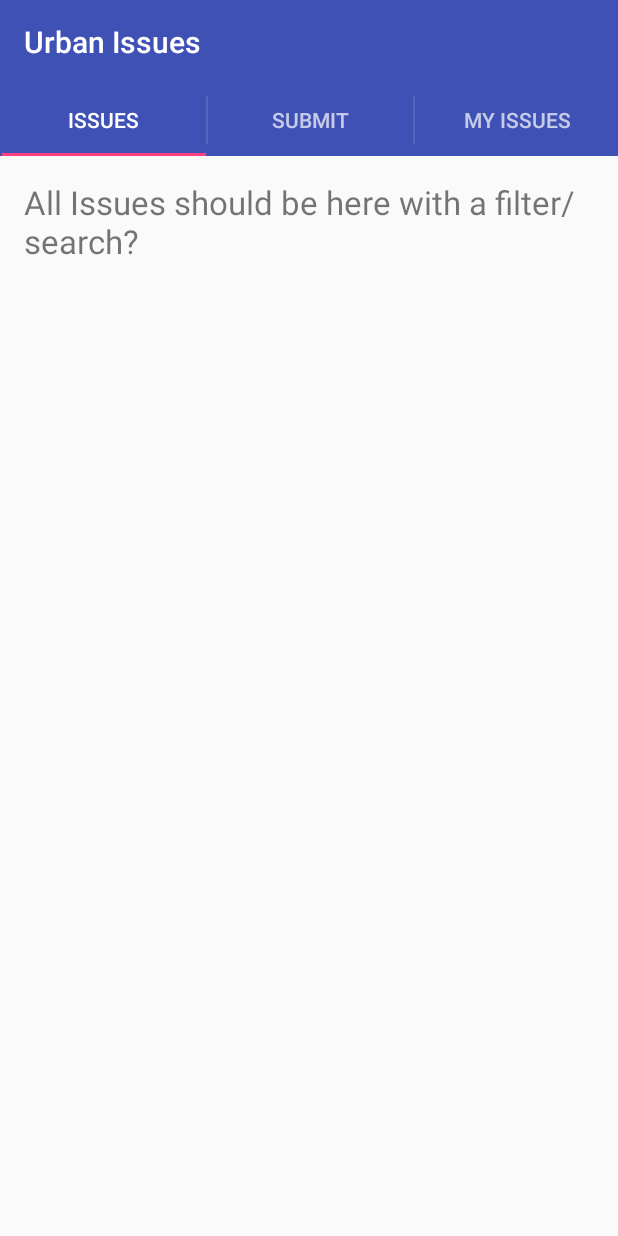
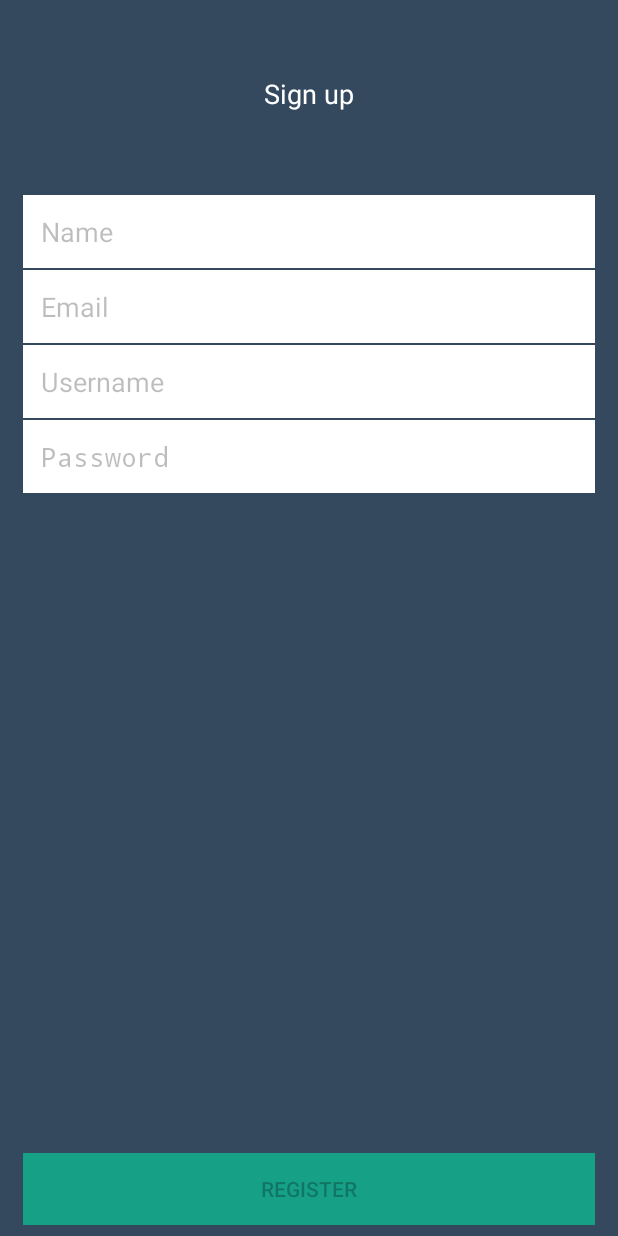
Before and after one commit to 2B-Or-Not-2B-AndroidTeamProject/UrbanIssues, an Android app: the screen it shows after launch (MainActivity before the commit, RegisterActivity after it), on a phone screen of 412 x 824 dp. Run offline under Robolectric (Android 15) with nearby library versions, the phone set to English and light mode, and no system bars; libraries missing offline, so code that uses them is left out: com.telerik.everlive; 5 statements that could not run were skipped.

Commit message:
registration added but not working

```diff
--- a/UrbanIssues/app/src/main/java/com/example/telerik/urbanissues/activities/MainActivity.java
+++ b/UrbanIssues/app/src/main/java/com/example/telerik/urbanissues/activities/MainActivity.java
@@ -1,10 +1,12 @@
 package com.example.telerik.urbanissues.activities;
 
+import android.content.Intent;
 import android.os.Bundle;
 import android.support.v4.view.ViewPager;
 import android.support.v7.app.ActionBar;
 import android.support.v7.app.ActionBar.Tab;
 import android.support.v7.app.AppCompatActivity;
+import android.widget.Toast;
 
 import com.example.telerik.urbanissues.R;
 import com.example.telerik.urbanissues.adapters.TabsPagerAdapter;
@@ -35,6 +37,18 @@ public class MainActivity extends AppCompatActivity implements ActionBar.TabList
 
         initializeSdk();
         getAllEntries();
+
+        Boolean isUserRegistered = getSharedPreferences("PREFERENCE", MODE_PRIVATE)
+                .getBoolean("isUserRegistered", false);
+
+        if (!isUserRegistered) {
+            //show start activity
+
+            startActivity(new Intent(MainActivity.this, RegisterActivity.class));
+            Toast.makeText(MainActivity.this, "User Not Registered", Toast.LENGTH_LONG)
+                    .show();
+        }
+
 
         // Initilization
         viewPager = (ViewPager) findViewById(R.id.pager);
--- /dev/null
+++ b/UrbanIssues/app/src/main/java/com/example/telerik/urbanissues/activities/RegisterActivity.java
@@ -0,0 +1,161 @@
+package com.example.telerik.urbanissues.activities;
+
+import android.app.Activity;
+import android.content.DialogInterface;
+import android.content.Intent;
+import android.os.Bundle;
+import android.text.Editable;
+import android.text.TextWatcher;
+import android.view.View;
+import android.widget.Button;
+import android.widget.EditText;
+
+import com.example.telerik.urbanissues.R;
+import com.example.telerik.urbanissues.models.BaseViewModel;
+import com.example.telerik.urbanissues.models.MyUser;
+import com.telerik.everlive.sdk.core.EverliveApp;
+import com.telerik.everlive.sdk.core.model.system.User;
+import com.telerik.everlive.sdk.core.query.definition.UserSecretInfo;
+import com.telerik.everlive.sdk.core.result.RequestResult;
+import com.telerik.everlive.sdk.core.result.RequestResultCallbackAction;
+
+public class RegisterActivity  extends Activity implements View.OnClickListener {
+
+    EverliveApp myapp2;
+
+    private EditText name;
+    private EditText email;
+    private EditText username;
+    private EditText password;
+    private Button registerButton;
+
+    private User user = new User();
+    private UserSecretInfo secretInfo = new UserSecretInfo();
+
+    @Override
+    protected void onCreate(Bundle savedInstanceState) {
+        super.onCreate(savedInstanceState);
+        setContentView(R.layout.activity_register);
+
+        this.name = (EditText) findViewById(R.id.register_name);
+        MyTextWatcher textWatcher = new MyTextWatcher();
+        this.name.addTextChangedListener(textWatcher);
+
+        this.email = (EditText) findViewById(R.id.register_email);
+        this.email.addTextChangedListener(textWatcher);
+
+        this.username = (EditText) findViewById(R.id.register_username);
+        this.username.addTextChangedListener(textWatcher);
+
+        this.password = (EditText) findViewById(R.id.register_password);
+        this.password.addTextChangedListener(textWatcher);
+
+        this.registerButton = (Button) findViewById(R.id.btn_register);
+        this.registerButton.setOnClickListener(this);
+    }
+
+
+    @Override
+    public void onClick(View v) {
+        switch (v.getId()) {
+            case R.id.btn_register : {
+                this.onRegisterClick();
+                break;
+            }
+        }
+    }
+
+    private void onRegisterClick() {
+
+        System.out.println(username.getText().toString());
+        System.out.println(password.getText().toString());
+        System.out.println(name.getText().toString());
+        System.out.println(email.getText().toString());
+/*
+        registerUser
+                (
+                        myapp,
+                username.getText().toString(),
+                password.getText().toString(),
+                name.getText().toString(),
+                email.getText().toString());
+        */
+        final User user = new User();
+        user.setUsername(username.getText().toString());
+        user.setEmail(email.getText().toString());
+        user.setDisplayName(name.getText().toString());
+        UserSecretInfo secretInfo = new UserSecretInfo();
+        secretInfo.setPassword(password.getText().toString());
+
+        myapp2.workWith().
+                users(MyUser.class).
+                create(user, secretInfo).
+                executeAsync(new RequestResultCallbackAction() {
+                    @Override
+                    public void invoke(RequestResult requestResult) {
+                        final String message;
+                        final boolean hasErrors;
+                        if (requestResult.getSuccess()) {
+                            message = "User " + user.getDisplayName() + " created successfully.";
+                            hasErrors = false;
+                        } else {
+                            message = requestResult.getError().getMessage();
+                            hasErrors = true;
+                        }
+                        RegisterActivity.this.runOnUiThread(new Runnable() {
+                            @Override
+                            public void run() {
+                                LoginActivity.showAlertMessage(RegisterActivity.this, message, new DialogInterface.OnClickListener() {
+                                    @Override
+                                    public void onClick(DialogInterface dialog, int which) {
+                                        if (!hasErrors) {
+                                            Intent i = new Intent(RegisterActivity.this, LoginActivity.class);
+                                            i.setFlags(Intent.FLAG_ACTIVITY_CLEAR_TOP);
+                                            startActivity(i);
+                                        }
+                                    }
+                                });
+                            }
+                        });
+                    }
+                });
+    }
+/*
+    public RequestResult registerUser(EverliveApp app, String username, String password, String name, String email)
+    {
+        user.setUsername(username);
+        user.setEmail(email);
+        user.setDisplayName(name);
+
+        secretInfo.setPassword(password);
+        System.out.println(user);
+        return app.workWith().users().create(user, secretInfo).executeSync();
+    }
+*/
+    private void updateRegisterButton() {
+        if (this.name.getText().length() > 0 &&
+                this.username.getText().length() > 0 &&
+                this.password.getText().length() > 0) {
+            this.registerButton.setEnabled(true);
+        } else {
+            this.registerButton.setEnabled(false);
+        }
+    }
+
+    private class MyTextWatcher implements TextWatcher {
+        @Override
+        public void beforeTextChanged(CharSequence s, int start, int count, int after) {
+
+        }
+
+        @Override
+        public void onTextChanged(CharSequence s, int start, int before, int count) {
+
+        }
+
+        @Override
+        public void afterTextChanged(Editable s) {
+            updateRegisterButton();
+        }
+    }
+}
--- a/UrbanIssues/app/src/main/java/com/example/telerik/urbanissues/models/MyUser.java
+++ b/UrbanIssues/app/src/main/java/com/example/telerik/urbanissues/models/MyUser.java
@@ -9,11 +9,11 @@ import java.util.UUID;
 
 @ServerType("Users")
 public class MyUser extends User {
-
+/*
     @ServerProperty("Username")
     private String username;
 
- /*
+
     @ServerProperty("Picture")
     private UUID pictureId;
 
--- /dev/null
+++ b/UrbanIssues/app/src/main/res/layout/activity_register.xml
@@ -0,0 +1,90 @@
+<?xml version="1.0" encoding="utf-8"?>
+
+<RelativeLayout xmlns:android="http://schemas.android.com/apk/res/android"
+    android:layout_width="match_parent"
+    android:layout_height="match_parent"
+    android:background="#34495e">
+
+    <TextView
+        android:id="@+id/cnu_signUpLabel"
+        android:layout_width="fill_parent"
+        android:layout_height="wrap_content"
+        android:textAppearance="?android:attr/textAppearanceMedium"
+        android:text="Sign up"
+        android:layout_marginTop="50dp"
+        android:textColor="#ffffff"
+        android:gravity="center_horizontal"/>
+    <LinearLayout
+        android:id="@+id/cnu_basicElementsContainer"
+        android:orientation="vertical"
+        android:layout_width="fill_parent"
+        android:layout_height="wrap_content"
+        android:layout_below="@id/cnu_signUpLabel"
+        android:layout_marginTop="50dp"
+        android:layout_marginLeft="15dp"
+        android:layout_marginRight="15dp">
+        <EditText
+            android:id="@+id/register_name"
+            android:background="#FFFFFF"
+            android:textColorHint="#42000000"
+            android:textColor="#000000"
+            android:padding="12dp"
+            android:hint="Name"
+            android:layout_width="fill_parent"
+            android:layout_height="wrap_content"
+            android:inputType="textPersonName"
+            android:ems="10"
+            android:layout_marginTop="5dp" />
+        <EditText
+            android:id="@+id/register_email"
+            android:background="#FFFFFF"
+            android:textColorHint="#42000000"
+            android:textColor="#000000"
+            android:padding="12dp"
+            android:hint="Email"
+            android:layout_width="fill_parent"
+            android:layout_height="wrap_content"
+            android:ems="10"
+            android:layout_marginTop="1dp"
+            android:inputType="textEmailAddress"
+            />
+        <EditText
+            android:id="@+id/register_username"
+            android:background="#FFFFFF"
+            android:textColorHint="#42000000"
+            android:textColor="#000000"
+            android:padding="12dp"
+            android:hint="Username"
+            android:layout_width="fill_parent"
+            android:layout_height="wrap_content"
+            android:inputType="textPersonName"
+            android:ems="10"
+            android:layout_marginTop="1dp"/>
+        <EditText
+            android:id="@+id/register_password"
+            android:background="#FFFFFF"
+            android:textColorHint="#42000000"
+            android:textColor="#000000"
+            android:padding="12dp"
+            android:hint="Password"
+            android:layout_width="fill_parent"
+            android:layout_height="wrap_content"
+            android:inputType="textPassword"
+            android:ems="10"
+            android:layout_marginTop="1dp"/>
+    </LinearLayout>
+    <Button
+        android:id="@+id/btn_register"
+        android:layout_width="fill_parent"
+        android:layout_height="wrap_content"
+        android:layout_weight="2"
+        android:layout_alignParentBottom="true"
+        android:layout_marginTop="7dp"
+        android:layout_marginBottom="7dp"
+        android:layout_marginLeft="15dp"
+        android:layout_marginRight="15dp"
+        android:text="Register"
+        android:background="#16a086"
+        android:enabled="false"/>
+
+</RelativeLayout>
```
Also changed, not shown: UrbanIssues/app/src/main/AndroidManifest.xml (+8 -0 lines), UrbanIssues/app/src/main/java/com/example/telerik/urbanissues/activities/LoginActivity.java (added, +23 -0 lines), UrbanIssues/app/src/main/java/com/example/telerik/urbanissues/models/BaseViewModel.java (added, +62 -0 lines), UrbanIssues/app/src/main/res/layout/activity_login.xml (added, +87 -0 lines).
